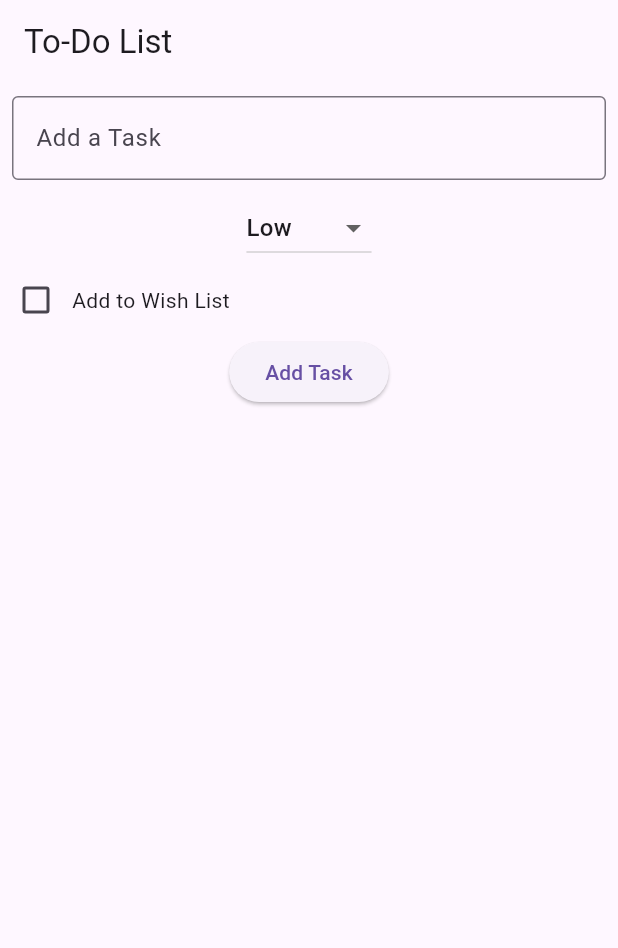
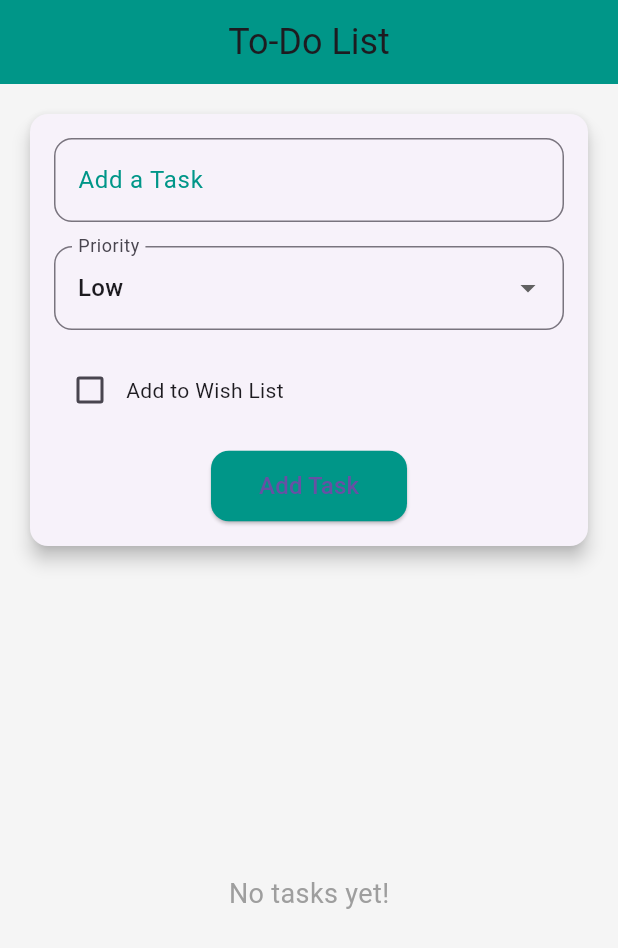
Before and after one commit to Hafizsaqlain/todolist, a Flutter app: the screen it shows after launch, on a phone screen of 412 x 824 dp. Shown: the top 948 px of the screen. Run offline on Flutter 3.47's test engine with Material 3 defaults, Android fonts, the phone set to English and light mode, and no system bars; network calls fail.

Commit message:
updated UI

```diff
--- a/practice_code/lib/TodoListPage.dart
+++ b/practice_code/lib/TodoListPage.dart
@@ -6,7 +6,6 @@ class TodoListPage extends StatefulWidget {
   const TodoListPage({super.key});
 
   @override
-  // ignore: library_private_types_in_public_api
   _TodoListPageState createState() => _TodoListPageState();
 }
 
@@ -17,7 +16,6 @@ class _TodoListPageState extends State<TodoListPage> {
 
   Future<void> fetchTasks() async {
     final response = await http.get(Uri.parse(apiUrl));
-    print('Response body: ${response.body}');
     if (response.statusCode == 200) {
       try {
         setState(() {
@@ -85,23 +83,48 @@ class _TodoListPageState extends State<TodoListPage> {
     bool isWishList = false; // Default wish list status
 
     return Scaffold(
+      backgroundColor: const Color(0xFFF5F5F5),
       appBar: AppBar(
-        title: const Text("To-Do List"),
+        title: const Text("To-Do List", style: TextStyle(fontSize: 24)),
+        centerTitle: true,
+        backgroundColor: Colors.teal,
       ),
-      body: Column(
+      body: Padding(
+        padding: const EdgeInsets.all(16.0),
+        child: Column(
           children: [
-          Padding(
-            padding: const EdgeInsets.all(8.0),
-            child: TextField(
+            Card(
+              elevation: 5,
+              shape: RoundedRectangleBorder(
+                borderRadius: BorderRadius.circular(12),
+              ),
+              child: Padding(
+                padding: const EdgeInsets.all(16.0),
+                child: Column(
+                  children: [
+                    TextField(
                       controller: taskController,
-              decoration: const InputDecoration(
+                      decoration: InputDecoration(
                         labelText: 'Add a Task',
-                border: OutlineInputBorder(),
+                        labelStyle: TextStyle(color: Colors.teal),
+                        border: OutlineInputBorder(
+                          borderRadius: BorderRadius.circular(12),
+                        ),
+                        focusedBorder: OutlineInputBorder(
+                          borderSide: BorderSide(color: Colors.teal, width: 2),
+                          borderRadius: BorderRadius.circular(12),
                         ),
                       ),
                     ),
-          DropdownButton<String>(
+                    const SizedBox(height: 16),
+                    DropdownButtonFormField<String>(
                       value: priority,
+                      decoration: InputDecoration(
+                        labelText: "Priority",
+                        border: OutlineInputBorder(
+                          borderRadius: BorderRadius.circular(12),
+                        ),
+                      ),
                       items: <String>['High', 'Medium', 'Low']
                           .map<DropdownMenuItem<String>>((String value) {
                         return DropdownMenuItem<String>(
@@ -115,6 +138,7 @@ class _TodoListPageState extends State<TodoListPage> {
                         });
                       },
                     ),
+                    const SizedBox(height: 16),
                     Row(
                       children: [
                         Checkbox(
@@ -128,6 +152,7 @@ class _TodoListPageState extends State<TodoListPage> {
                         const Text("Add to Wish List"),
                       ],
                     ),
+                    const SizedBox(height: 16),
                     ElevatedButton(
                       onPressed: () {
                         if (taskController.text.isNotEmpty) {
@@ -135,104 +160,74 @@ class _TodoListPageState extends State<TodoListPage> {
                           taskController.clear();
                         }
                       },
-            child: const Text('Add Task'),
+                      style: ElevatedButton.styleFrom(
+                        padding: const EdgeInsets.symmetric(
+                            horizontal: 32, vertical: 12),
+                        shape: RoundedRectangleBorder(
+                          borderRadius: BorderRadius.circular(12),
                         ),
+                        backgroundColor: Colors.teal,
+                      ),
+                      child: const Text('Add Task',
+                          style: TextStyle(fontSize: 16)),
+                    ),
+                  ],
+                ),
+              ),
+            ),
+            const SizedBox(height: 16),
             Expanded(
-            child: ListView.builder(
+              child: tasks.isNotEmpty
+                  ? ListView.builder(
                       itemCount: tasks.length,
                       itemBuilder: (context, index) {
                         final task = tasks[index];
-                return ListTile(
-                  title: Text(task['task'] ?? 'No task found'),
-                  subtitle: Text('Priority: ${task['priority'] ?? 'N/A'}'),
+                        return Card(
+                          margin: const EdgeInsets.symmetric(vertical: 8),
+                          elevation: 4,
+                          shape: RoundedRectangleBorder(
+                            borderRadius: BorderRadius.circular(12),
+                          ),
+                          child: ListTile(
+                            contentPadding: const EdgeInsets.all(16),
+                            title: Text(task['task'] ?? 'No task found',
+                                style: TextStyle(
+                                    fontWeight: FontWeight.bold, fontSize: 18)),
+                            subtitle: Text(
+                                'Priority: ${task['priority'] ?? 'N/A'}',
+                                style: const TextStyle(
+                                    color: Colors.grey, fontSize: 14)),
                             trailing: Row(
                               mainAxisSize: MainAxisSize.min,
                               children: [
                                 IconButton(
-                        icon: const Icon(Icons.edit),
+                                  icon: const Icon(Icons.edit,
+                                      color: Colors.blue),
                                   onPressed: () {
-                          showDialog(
-                            context: context,
-                            builder: (context) {
-                              TextEditingController updateController =
-                                  TextEditingController();
-                              updateController.text = task['task'] ?? '';
-                              String updatedPriority =
-                                  task['priority'] ?? 'Low';
-                              bool updatedIsWishList =
-                                  task['isWishList'] ?? false;
-
-                              return AlertDialog(
-                                title: const Text("Update Task"),
-                                content: Column(
-                                  mainAxisSize: MainAxisSize.min,
-                                  children: [
-                                    TextField(
-                                      controller: updateController,
-                                    ),
-                                    DropdownButton<String>(
-                                      value: updatedPriority,
-                                      items: <String>['High', 'Medium', 'Low']
-                                          .map<DropdownMenuItem<String>>(
-                                              (String value) {
-                                        return DropdownMenuItem<String>(
-                                          value: value,
-                                          child: Text(value),
-                                        );
-                                      }).toList(),
-                                      onChanged: (String? newValue) {
-                                        setState(() {
-                                          updatedPriority = newValue!;
-                                        });
-                                      },
-                                    ),
-                                    Row(
-                                      children: [
-                                        Checkbox(
-                                          value: updatedIsWishList,
-                                          onChanged: (bool? newValue) {
-                                            setState(() {
-                                              updatedIsWishList = newValue!;
-                                            });
-                                          },
-                                        ),
-                                        const Text("Add to Wish List"),
-                                      ],
-                                    ),
-                                  ],
-                                ),
-                                actions: [
-                                  ElevatedButton(
-                                    onPressed: () {
-                                      updateTask(
-                                          task['_id'],
-                                          updateController.text,
-                                          updatedPriority,
-                                          updatedIsWishList);
-                                      Navigator.of(context).pop();
-                                    },
-                                    child: const Text("Update"),
-                                  ),
-                                ],
-                              );
-                            },
-                          );
+                                    // Show update dialog here
                                   },
                                 ),
                                 IconButton(
-                        icon: const Icon(Icons.delete),
+                                  icon: const Icon(Icons.delete,
+                                      color: Colors.red),
                                   onPressed: () {
                                     deleteTask(task['_id']);
                                   },
                                 ),
                               ],
                             ),
+                          ),
                         );
                       },
+                    )
+                  : const Center(
+                      child: Text('No tasks yet!',
+                          style: TextStyle(fontSize: 18, color: Colors.grey)),
                     ),
             ),
           ],
         ),
+      ),
     );
   }
 }
```
Lines whose indentation alone changed are shown as unchanged.
